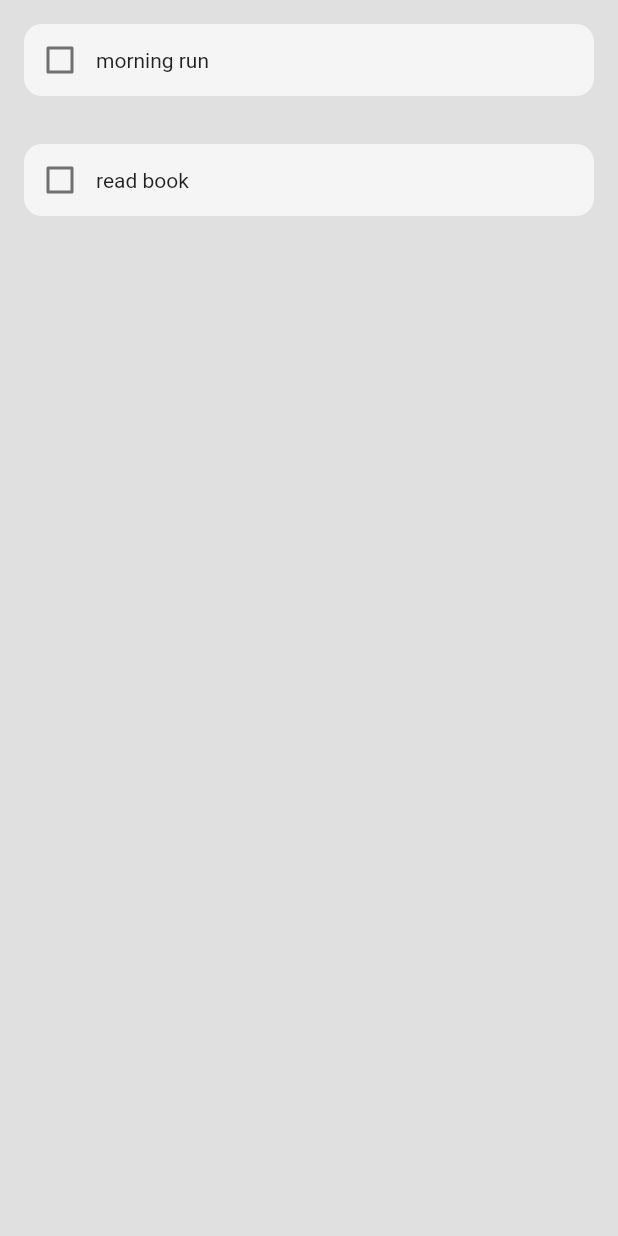
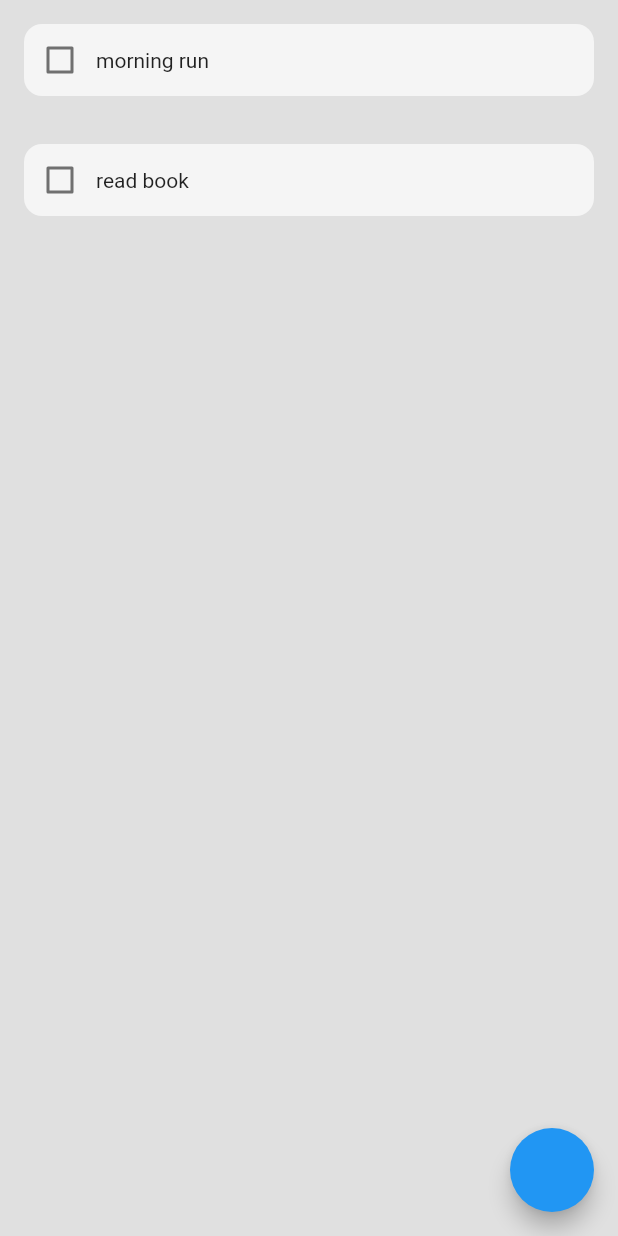
Before and after one commit to begumzengin/flutter-habit-tracker, a Flutter app: the screen it shows after launch, on a phone screen of 412 x 824 dp. Run offline on Flutter 3.47's test engine with Material 2 defaults, Android fonts, the phone set to English and light mode, and no system bars.

Commit message:
floating action button 6:48

```diff
--- /dev/null
+++ b/flutter_habit_tracker/lib/components/my_fab.dart
@@ -0,0 +1,10 @@
+import 'package:flutter/material.dart';
+
+class MyFloatingActionButton extends StatelessWidget {
+  const MyFloatingActionButton({super.key});
+
+  @override
+  Widget build(BuildContext context) {
+    return FloatingActionButton(onPressed: () {});
+  }
+}
--- a/flutter_habit_tracker/lib/pages/home_page.dart
+++ b/flutter_habit_tracker/lib/pages/home_page.dart
@@ -1,5 +1,6 @@
 import 'package:flutter/material.dart';
 import 'package:flutter_habit_tracker/components/habit_tile.dart';
+import '../components/my_fab.dart';
 
 class HomePage extends StatefulWidget {
   const HomePage({super.key});
@@ -23,10 +24,14 @@ class _HomePageState extends State<HomePage> {
     });
   }
 
+  //create a new habit
+  void createNewHabit() {}
+
   @override
   Widget build(BuildContext context) {
     return Scaffold(
       backgroundColor: Colors.grey[300],
+      floatingActionButton: MyFloatingActionButton(),
       body: ListView.builder(
           itemCount: todaysHabitList.length,
           itemBuilder: (context, index) {
```
